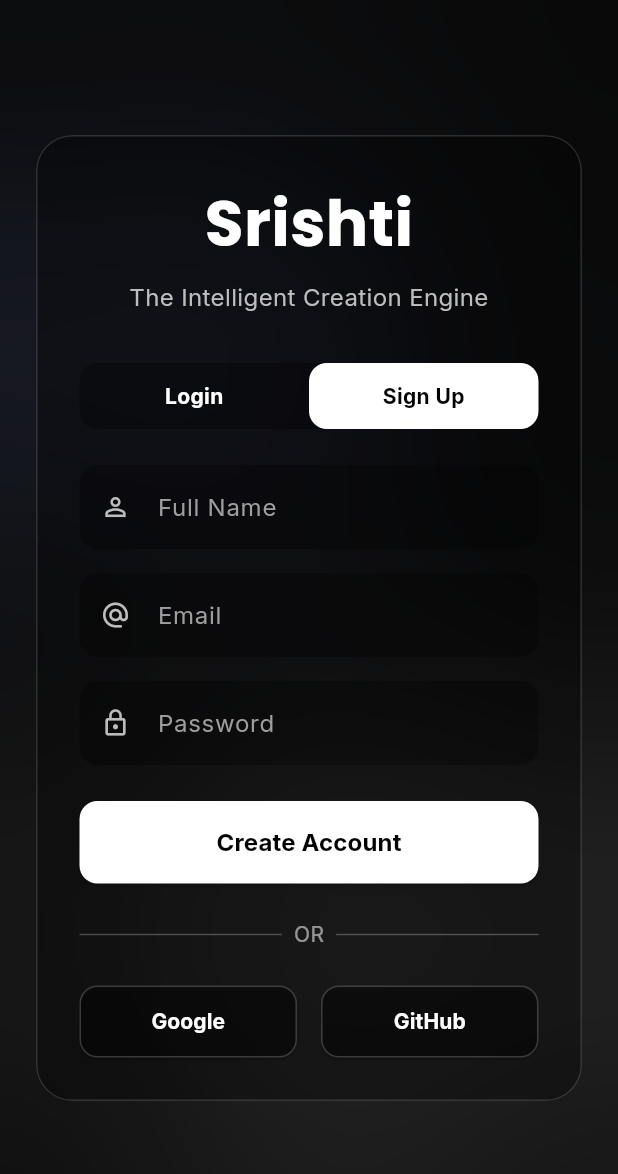
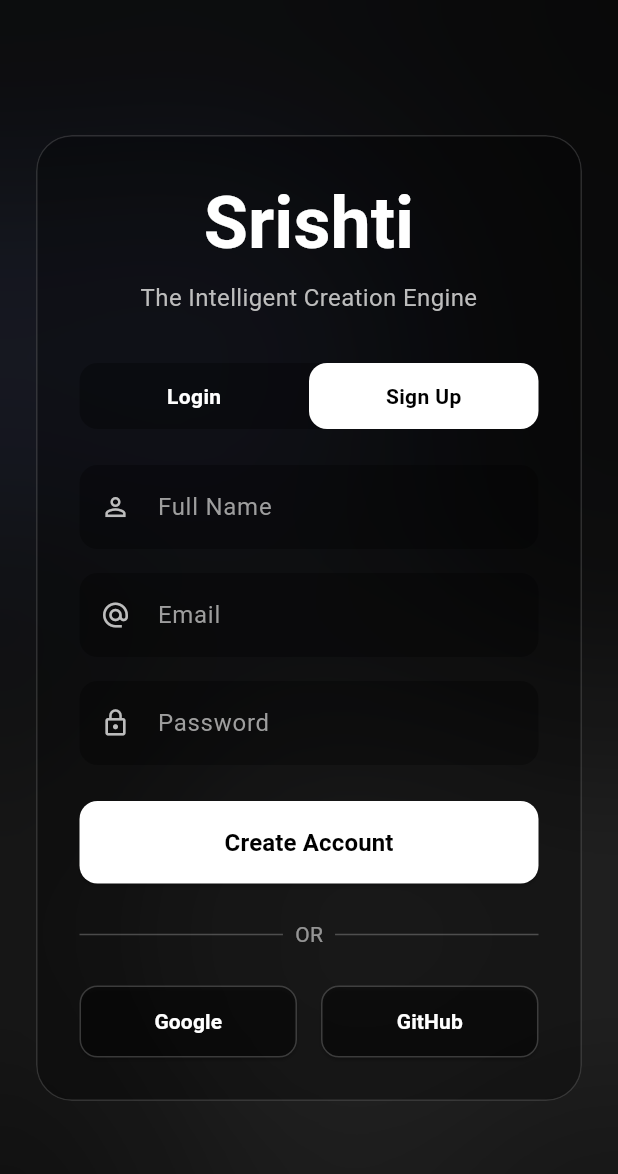
Before and after one commit to loveucifer/srishti, a Flutter app: the screen it shows after launch, after a tap on "Sign Up", on a phone screen of 412 x 824 dp. Shown: the top 1174 px of the screen. Run offline on Flutter 3.47's test engine with Material 3 defaults, Android fonts, the phone set to English and light mode, and no system bars; our stand-ins replace flutter_dotenv, flutter_riverpod, google_fonts, supabase_flutter; accounts and stored records are empty; Roboto replaces fonts that are missing (ClashDisplay, Satoshi).

Commit message:
Add files via upload

```diff
--- a/lib/app.dart
+++ b/lib/app.dart
@@ -1,6 +1,4 @@
-
 import 'package:flutter/material.dart';
-import 'package:google_fonts/google_fonts.dart';
 import 'package:srishti/features/auth/presentation/screens/auth_screen.dart';
 
 class SrishtiApp extends StatelessWidget {
@@ -9,14 +7,19 @@ class SrishtiApp extends StatelessWidget {
   @override
   Widget build(BuildContext context) {
     return MaterialApp(
-      title: 'Srishti',
+      title: 'Srishti AI',
       debugShowCheckedModeBanner: false,
       theme: ThemeData(
         brightness: Brightness.dark,
         primaryColor: Colors.white,
         scaffoldBackgroundColor: const Color(0xff0a0a0a),
-        // A modern, clean font choice.
-        textTheme: GoogleFonts.interTextTheme(ThemeData.dark().textTheme),
+        // Use the new Satoshi font for the base theme.
+        fontFamily: 'Satoshi',
+        textTheme: const TextTheme(
+          // Example of using a specific font for headlines
+          headlineLarge: TextStyle(fontFamily: 'ClashDisplay', fontWeight: FontWeight.bold),
+          // Other text styles will inherit Satoshi
+        ),
         colorScheme: const ColorScheme.dark(
           primary: Colors.white,
           secondary: Colors.white70,
--- a/lib/features/auth/presentation/widgets/auth_form.dart
+++ b/lib/features/auth/presentation/widgets/auth_form.dart
@@ -1,4 +1,3 @@
-
 import 'dart:ui';
 import 'package:flutter/material.dart';
 import 'package:google_fonts/google_fonts.dart';
@@ -122,9 +121,15 @@ class _AuthFormState extends State<AuthForm> {
 
   Widget _buildHeader() => Column(
     children: [
-      Text('Srishti', style: GoogleFonts.poppins(fontSize: 42, fontWeight: FontWeight.bold, color: Colors.white)),
+      // Use the headlineLarge style from the theme, which is ClashDisplay
+      Text('Srishti', style: Theme.of(context).textTheme.headlineLarge?.copyWith(fontSize: 48, color: Colors.white)),
       const SizedBox(height: 8),
-      Text('The Intelligent Creation Engine', textAlign: TextAlign.center, style: TextStyle(color: Colors.grey[400], fontSize: 16)),
+      Text(
+        'The Intelligent Creation Engine',
+        textAlign: TextAlign.center,
+        // The default body text will use Satoshi
+        style: TextStyle(color: Colors.grey[400], fontSize: 16)
+      ),
     ],
   );
 
--- a/lib/features/auth/services/auth_service.dart
+++ b/lib/features/auth/services/auth_service.dart
@@ -1,6 +1,6 @@
-
 import 'package:flutter/material.dart';
-import 'package:srishti/core/services/supabase_service.dart';
+// CORRECTED: The import path now points to the new 'features' directory structure.
+import 'package:srishti/features/core/services/supabase_service.dart';
 import 'package:supabase_flutter/supabase_flutter.dart';
 
 class AuthService {
--- /dev/null
+++ b/lib/features/core/services/supabase_service.dart
@@ -0,0 +1,15 @@
+import 'package:flutter_dotenv/flutter_dotenv.dart';
+import 'package:supabase_flutter/supabase_flutter.dart';
+
+class SupabaseService {
+  // Make the client accessible via a static getter.
+  static SupabaseClient get client => Supabase.instance.client;
+
+  // Centralized initialization logic.
+  static Future<void> initialize() async {
+    await Supabase.initialize(
+      url: dotenv.env['SUPABASE_URL']!,
+      anonKey: dotenv.env['SUPABASE_ANON_KEY']!,
+    );
+  }
+}
--- a/lib/main.dart
+++ b/lib/main.dart
@@ -1,7 +1,9 @@
 import 'package:flutter/material.dart';
 import 'package:flutter_dotenv/flutter_dotenv.dart';
+import 'package:flutter_riverpod/flutter_riverpod.dart';
 import 'package:srishti/app.dart';
-import 'package:srishti/core/services/supabase_service.dart';
+// Note the updated path for SupabaseService
+import 'package:srishti/features/core/services/supabase_service.dart';
 
 Future<void> main() async {
   // Ensure Flutter engine is ready.
@@ -13,5 +15,6 @@ Future<void> main() async {
   // Initialize the Supabase service.
   await SupabaseService.initialize();
 
-  runApp(const SrishtiApp());
+  // Wrap the app in a ProviderScope for Riverpod state management.
+  runApp(const ProviderScope(child: SrishtiApp()));
 }
```
Also changed, not shown: lib/features/home/presentation/screens/home_screen.dart (added, +22 -0 lines), pubspec.yaml (+14 -1 lines).
